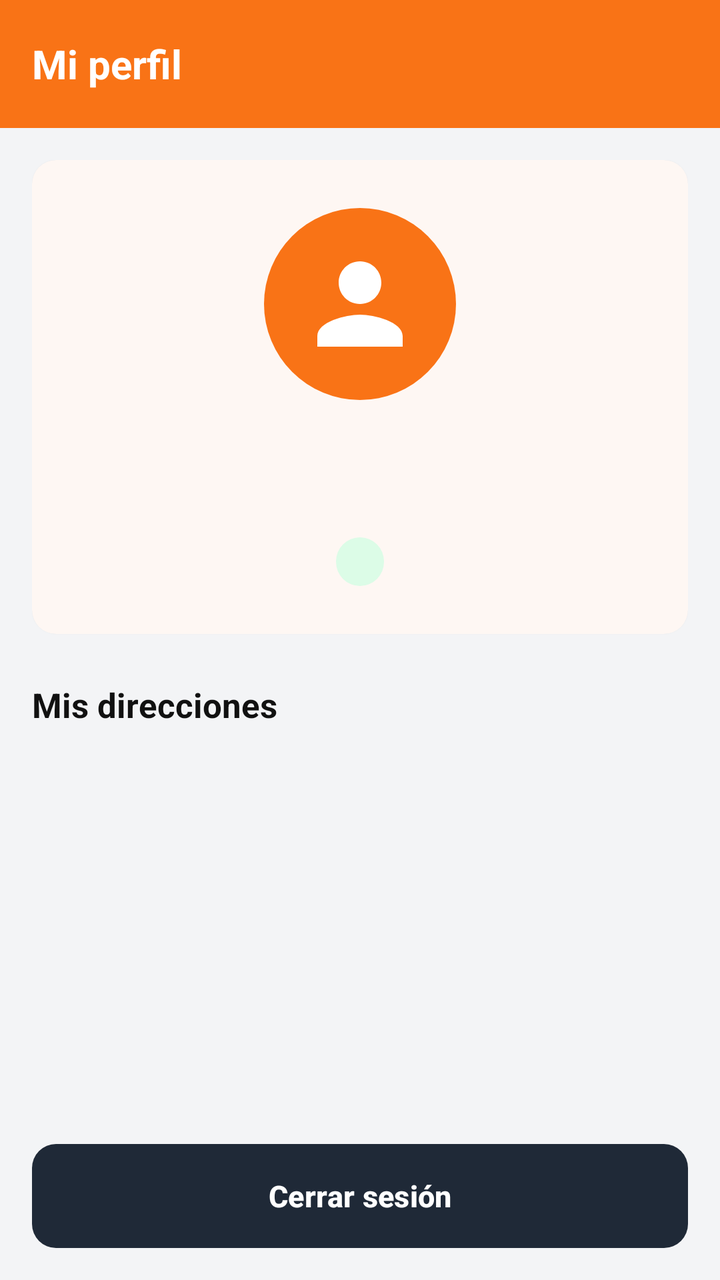
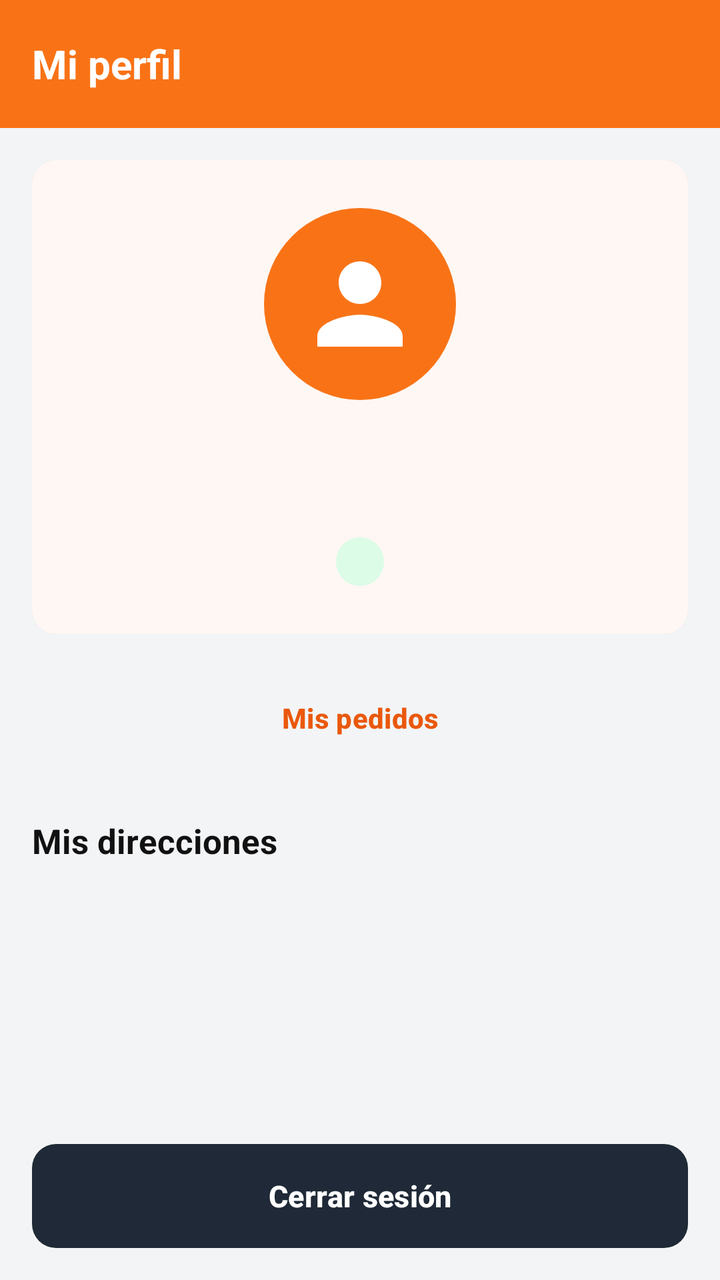

The first picture is an Android layout as it rendered before a commit; the second is the same layout after the commit. The layout source and the unified diff follow.
<!-- AndroidManifest.xml: application theme Theme.MotoMarket -->
<!-- res/layout/fragment_perfil.xml -->
<?xml version="1.0" encoding="utf-8"?>
<LinearLayout xmlns:android="http://schemas.android.com/apk/res/android"
    xmlns:app="http://schemas.android.com/apk/res-auto"
    android:layout_width="match_parent"
    android:layout_height="match_parent"
    android:background="@color/fondo"
    android:orientation="vertical">

    <com.google.android.material.appbar.MaterialToolbar
        android:layout_width="match_parent"
        android:layout_height="?attr/actionBarSize"
        app:title="@string/titulo_perfil" />

    <ScrollView
        android:layout_width="match_parent"
        android:layout_height="0dp"
        android:layout_weight="1">

        <LinearLayout
            android:layout_width="match_parent"
            android:layout_height="wrap_content"
            android:orientation="vertical"
            android:padding="@dimen/espacio_l">

            <com.google.android.material.card.MaterialCardView
                android:layout_width="match_parent"
                android:layout_height="wrap_content">

                <LinearLayout
                    android:layout_width="match_parent"
                    android:layout_height="wrap_content"
                    android:gravity="center_horizontal"
                    android:orientation="vertical"
                    android:padding="@dimen/espacio_xl">

                    <ImageView
                        android:layout_width="@dimen/avatar_perfil"
                        android:layout_height="@dimen/avatar_perfil"
                        android:background="@drawable/bg_circulo_naranja"
                        android:contentDescription="@string/cd_foto_perfil"
                        android:padding="@dimen/espacio_l"
                        android:src="@drawable/ic_person"
                        app:tint="@color/blanco" />

                    <TextView
                        android:id="@+id/tvNombre"
                        style="@style/MotoMarket.Text.Titulo"
                        android:layout_width="wrap_content"
                        android:layout_height="wrap_content"
                        android:layout_marginTop="@dimen/espacio_m" />

                    <TextView
                        android:id="@+id/tvCorreo"
                        style="@style/MotoMarket.Text.Secundario"
                        android:layout_width="wrap_content"
                        android:layout_height="wrap_content"
                        android:layout_marginTop="@dimen/espacio_xs" />

                    <TextView
                        android:id="@+id/tvRol"
                        style="@style/MotoMarket.Chip"
                        android:layout_marginTop="@dimen/espacio_s" />
                </LinearLayout>
            </com.google.android.material.card.MaterialCardView>

            <TextView
                style="@style/MotoMarket.Text.Seccion"
                android:layout_width="wrap_content"
                android:layout_height="wrap_content"
                android:text="@string/perfil_direcciones" />

            <LinearLayout
                android:id="@+id/contenedorDirecciones"
                android:layout_width="match_parent"
                android:layout_height="wrap_content"
                android:orientation="vertical" />

        </LinearLayout>
    </ScrollView>

    <Button
        android:id="@+id/btnCerrarSesion"
        style="@style/MotoMarket.Button.Secondary"
        android:layout_width="match_parent"
        android:layout_height="wrap_content"
        android:layout_margin="@dimen/espacio_l"
        android:text="@string/cerrar_sesion" />

</LinearLayout>
<!-- resources referenced by this layout -->
<resources>
  <color name="blanco">#FFFFFF</color>
  <color name="fondo">#F3F4F6</color>
  <dimen name="avatar_perfil">96dp</dimen>
  <dimen name="espacio_l">16dp</dimen>
  <dimen name="espacio_m">12dp</dimen>
  <dimen name="espacio_s">8dp</dimen>
  <dimen name="espacio_xl">24dp</dimen>
  <dimen name="espacio_xs">4dp</dimen>
  <!-- drawable bg_circulo_naranja (drawable) -->
  <shape xmlns:android="http://schemas.android.com/apk/res/android"
      android:shape="oval">
      <solid android:color="@color/naranja_primario" />
  </shape>
  <string name="cd_foto_perfil">Foto de perfil</string>
  <string name="cerrar_sesion">Cerrar sesión</string>
  <string name="perfil_direcciones">Mis direcciones</string>
  <string name="titulo_perfil">Mi perfil</string>
  <style name="MotoMarket.Button.Secondary">
          <item name="android:background">@drawable/bg_boton_gris_oscuro</item>
      </style>
  <style name="MotoMarket.Text.Secundario">
          <item name="android:textColor">@color/texto_secundario</item>
          <item name="android:textSize">@dimen/texto_s</item>
      </style>
  <style name="MotoMarket.Text.Titulo">
          <item name="android:textSize">@dimen/texto_titulo</item>
          <item name="android:textStyle">bold</item>
      </style>
  <style name="Theme.MotoMarket" parent="Base.Theme.MotoMarket" />
  <color name="naranja_primario">#F97316</color>
  <color name="texto_principal">#111111</color>
  <dimen name="texto_xs">12sp</dimen>
  <!-- drawable bg_chip_verde (drawable) -->
  <shape xmlns:android="http://schemas.android.com/apk/res/android"
      android:shape="rectangle">
      <solid android:color="@color/chip_verde_fondo" />
      <corners android:radius="@dimen/radio_chip" />
  </shape>
  <color name="chip_verde_texto">#15803D</color>
  <dimen name="texto_l">17sp</dimen>
  <color name="texto_secundario">#6B7280</color>
  <dimen name="texto_s">13sp</dimen>
  <dimen name="texto_titulo">20sp</dimen>
  <color name="gris_oscuro_presionado">#374151</color>
  <color name="gris_oscuro">#1F2937</color>
  <dimen name="radio_esquina">12dp</dimen>
  <color name="chip_verde_fondo">#DCFCE7</color>
  <dimen name="radio_chip">50dp</dimen>
  <color name="naranja_suave">#FFEDD5</color>
  <color name="naranja_oscuro">#EA580C</color>
  <color name="borde">#E5E7EB</color>
  <style name="MotoMarket.Radio" parent="Widget.Material3.CompoundButton.RadioButton">
          <item name="android:textColor">@color/texto_principal</item>
          <item name="android:textSize">@dimen/texto_m</item>
      </style>
  <dimen name="texto_m">15sp</dimen>
  <dimen name="alto_boton">52dp</dimen>
  <dimen name="elevacion_tarjeta">1dp</dimen>
  <!-- unchanged entries left out for length: 11 -->
</resources>

<!-- the commit's change to res/layout/fragment_perfil.xml (unified diff, before → after) -->
@@ -63,11 +63,38 @@
                 </LinearLayout>
             </com.google.android.material.card.MaterialCardView>
 
+            <Button
+                android:id="@+id/btnMisPedidos"
+                style="@style/MotoMarket.Button.Outlined"
+                android:layout_width="match_parent"
+                android:layout_height="wrap_content"
+                android:layout_marginTop="@dimen/espacio_l"
+                android:text="@string/perfil_mis_pedidos"
+                app:icon="@drawable/ic_receipt"
+                app:iconGravity="textStart"
+                app:iconTint="@color/naranja_oscuro" />
+
             <TextView
                 style="@style/MotoMarket.Text.Seccion"
                 android:layout_width="wrap_content"
                 android:layout_height="wrap_content"
                 android:text="@string/perfil_direcciones" />
+
+            <ProgressBar
+                android:id="@+id/progreso"
+                android:layout_width="wrap_content"
+                android:layout_height="wrap_content"
+                android:layout_gravity="center_horizontal"
+                android:indeterminateTint="@color/naranja_primario"
+                android:visibility="gone" />
+
+            <TextView
+                android:id="@+id/tvSinDirecciones"
+                style="@style/MotoMarket.Text.Secundario"
+                android:layout_width="wrap_content"
+                android:layout_height="wrap_content"
+                android:text="@string/perfil_sin_direcciones"
+                android:visibility="gone" />
 
             <LinearLayout
                 android:id="@+id/contenedorDirecciones"
<!-- resource entries referenced after the edit -->
@@ -13,10 +13,30 @@
       android:shape="oval">
       <solid android:color="@color/naranja_primario" />
   </shape>
+  <!-- drawable ic_receipt (drawable) -->
+  <vector xmlns:android="http://schemas.android.com/apk/res/android"
+      android:width="24dp"
+      android:height="24dp"
+      android:viewportWidth="24"
+      android:viewportHeight="24">
+      <path
+          android:fillColor="@color/texto_principal"
+          android:pathData="M18,17H6v-2h12v2zM18,13H6v-2h12v2zM18,9H6V7h12v2zM3,22l1.5,-1.5L6,22l1.5,-1.5L9,22l1.5,-1.5L12,22l1.5,-1.5L15,22l1.5,-1.5L18,22l1.5,-1.5L21,22V2l-1.5,1.5L18,2l-1.5,1.5L15,2l-1.5,1.5L12,2l-1.5,1.5L9,2 7.5,3.5 6,2 4.5,3.5 3,2v20z" />
+  </vector>
   <string name="cd_foto_perfil">Foto de perfil</string>
   <string name="cerrar_sesion">Cerrar sesión</string>
   <string name="perfil_direcciones">Mis direcciones</string>
+  <string name="perfil_mis_pedidos">Mis pedidos</string>
+  <string name="perfil_sin_direcciones">Aún no tienes direcciones. Se guardan al hacer tu primera compra.</string>
   <string name="titulo_perfil">Mi perfil</string>
+  <style name="MotoMarket.Button.Outlined" parent="Widget.Material3.Button.OutlinedButton">
+          <item name="android:textColor">@color/naranja_oscuro</item>
+          <item name="android:textAllCaps">false</item>
+          <item name="android:textStyle">bold</item>
+          <item name="strokeColor">@color/naranja_primario</item>
+          <item name="cornerRadius">@dimen/radio_esquina</item>
+          <item name="android:minHeight">@dimen/alto_boton</item>
+      </style>
   <style name="MotoMarket.Button.Secondary">
           <item name="android:background">@drawable/bg_boton_gris_oscuro</item>
       </style>
